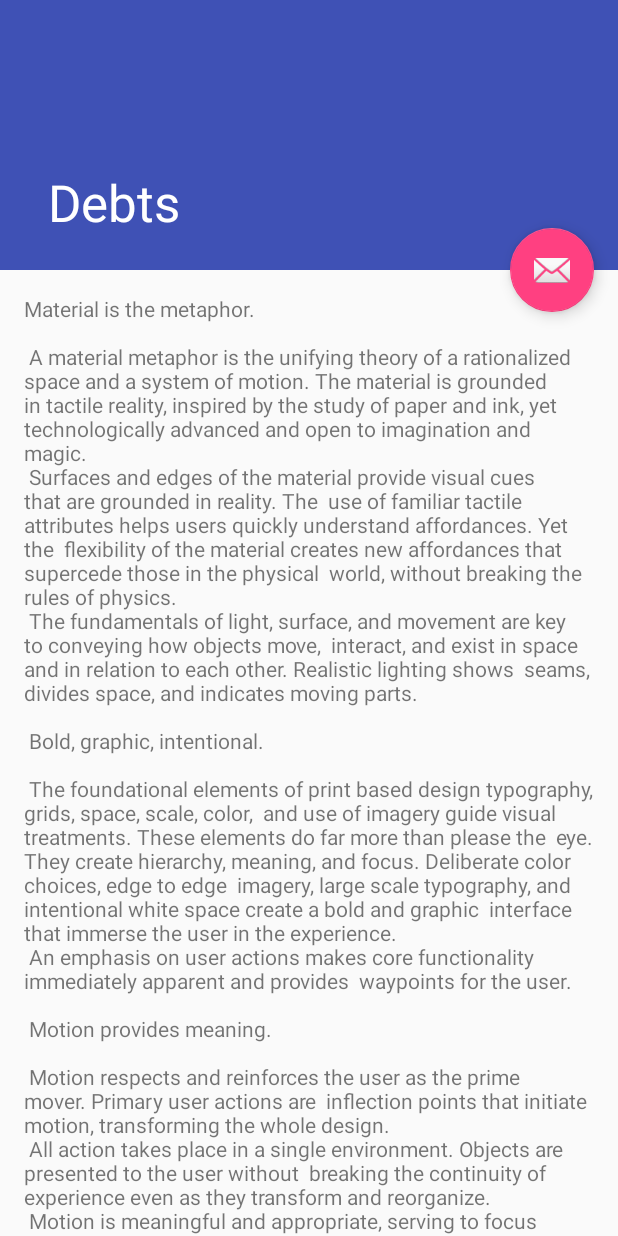
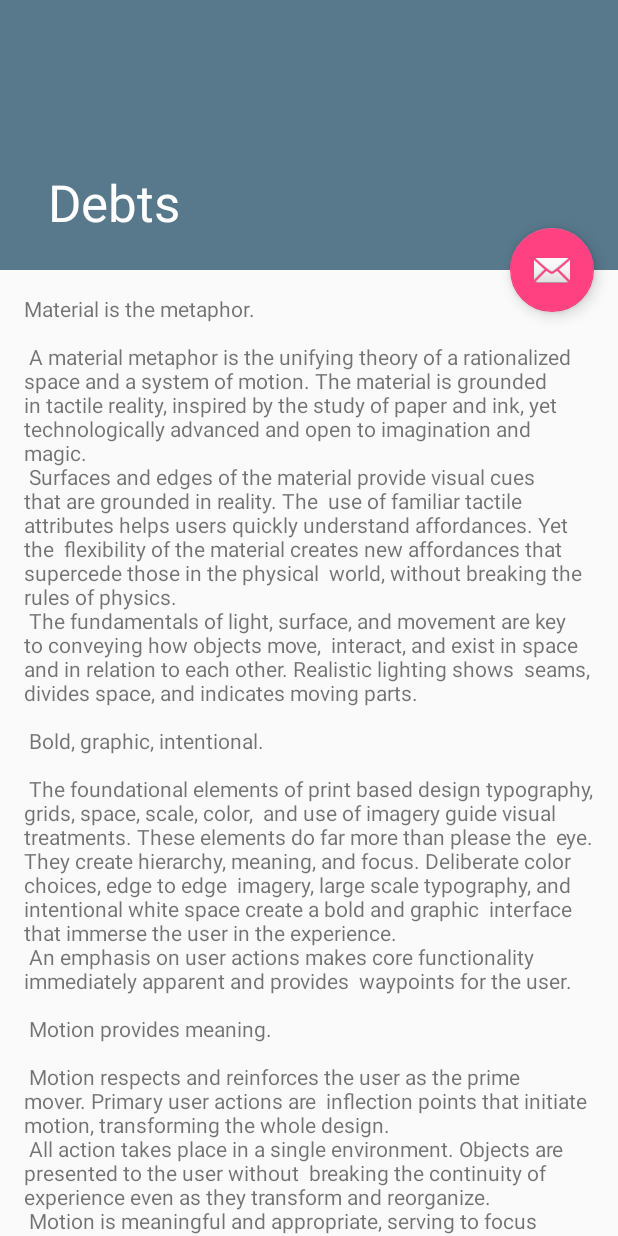
Before and after one commit to HarejJ/debtchecker, an Android app: the DebtActivity screen opened directly, with no data from a screen before it, on a phone screen of 412 x 824 dp. Run offline under Robolectric (Android 15) with nearby library versions, the phone set to English and light mode, and no system bars.

Commit message:
theme colors changed, background coluor change

```diff
--- a/DebtChecker/app/src/main/java/project/emp/fri/si/debtchecker/MainActivity.java
+++ b/DebtChecker/app/src/main/java/project/emp/fri/si/debtchecker/MainActivity.java
@@ -1,5 +1,6 @@
 package project.emp.fri.si.debtchecker;
 
+import android.graphics.Color;
 import android.os.Bundle;
 import android.support.design.widget.FloatingActionButton;
 import android.support.design.widget.Snackbar;
--- a/DebtChecker/app/src/main/res/values/colors.xml
+++ b/DebtChecker/app/src/main/res/values/colors.xml
@@ -1,6 +1,13 @@
 <?xml version="1.0" encoding="utf-8"?>
 <resources>
-    <color name="colorPrimary">#3F51B5</color>
+   <!-- <color name="colorPrimary">#3F51B5</color>
     <color name="colorPrimaryDark">#303F9F</color>
+    <color name="colorAccent">#FF4081</color> -->
+
+    <color name="colorPrimary">#58788b</color>
+    <color name="colorPrimaryDark">#58788b</color>
     <color name="colorAccent">#FF4081</color>
+    <color name="colorNavigationBar">#575e62</color>
+
+    <color name="testColor">#575e62</color>
 </resources>
--- a/DebtChecker/app/src/main/res/values/styles.xml
+++ b/DebtChecker/app/src/main/res/values/styles.xml
@@ -6,6 +6,7 @@
         <item name="colorPrimary">@color/colorPrimary</item>
         <item name="colorPrimaryDark">@color/colorPrimaryDark</item>
         <item name="colorAccent">@color/colorAccent</item>
+        <item name="android:navigationBarColor">@color/colorNavigationBar</item>
     </style>
 
     <style name="AppTheme.NoActionBar">
```
Also changed, not shown: DebtChecker/app/src/main/res/layout/content_main.xml (+4 -3 lines).
